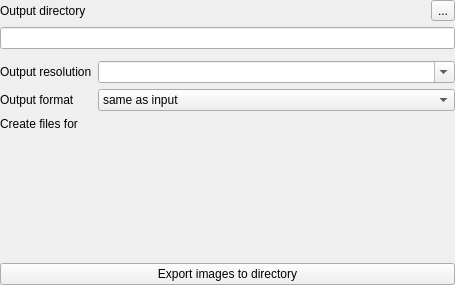
Old version of the form iVS3D/src/iVS3D-core/view/exportwidget.ui in the repository iVS3D/iVS3D.
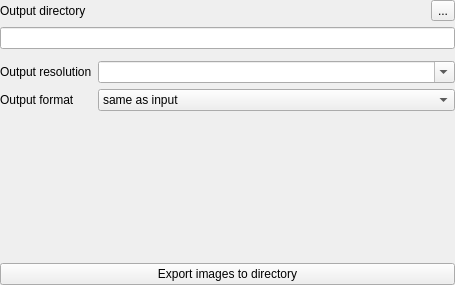
New version of the form.

Commit message: fix: cleanup leftover labels in export widget

```diff
--- a/iVS3D/src/iVS3D-core/view/exportwidget.ui
+++ b/iVS3D/src/iVS3D-core/view/exportwidget.ui
@@ -126,14 +126,6 @@
        </property>
       </widget>
      </item>
-     <item row="2" column="0">
-      <widget class="QLabel" name="label_transforms">
-       <property name="text">
-        <string>Create files for</string>
-       </property>
-      </widget>
-     </item>
-     
     </layout>
    </item>
    <item>
```
The commit also changes 4 other files.
